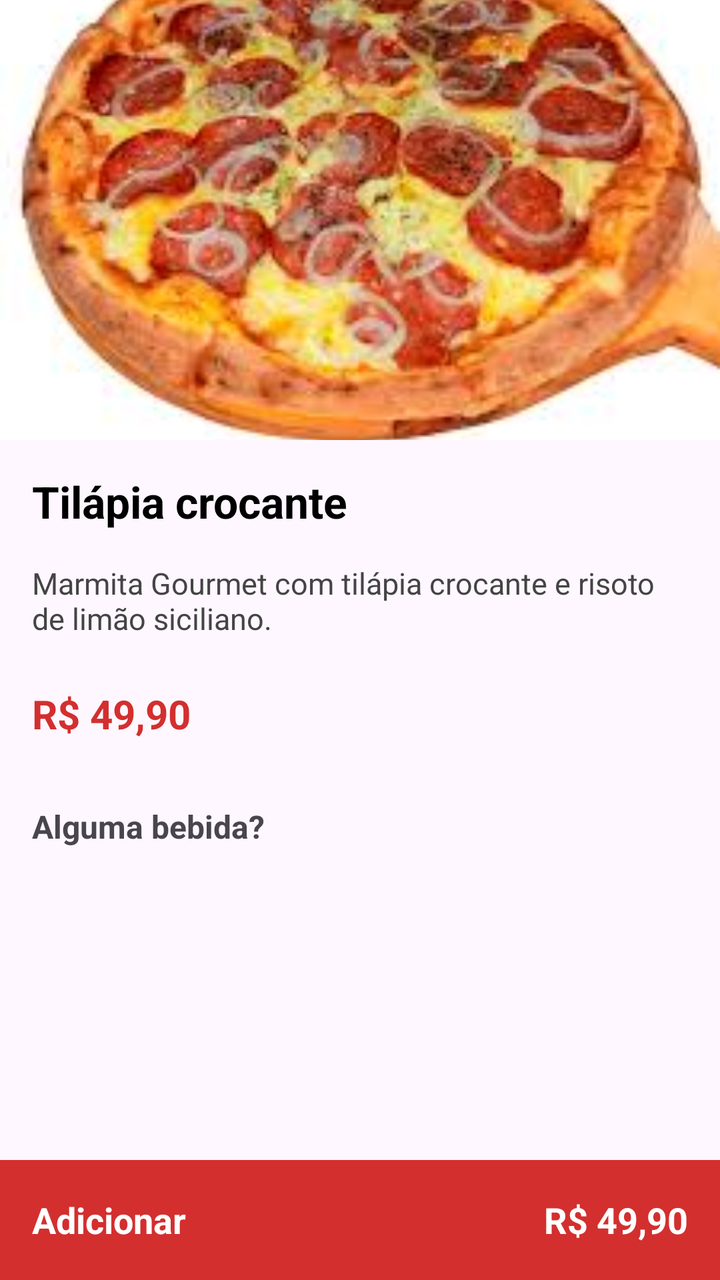
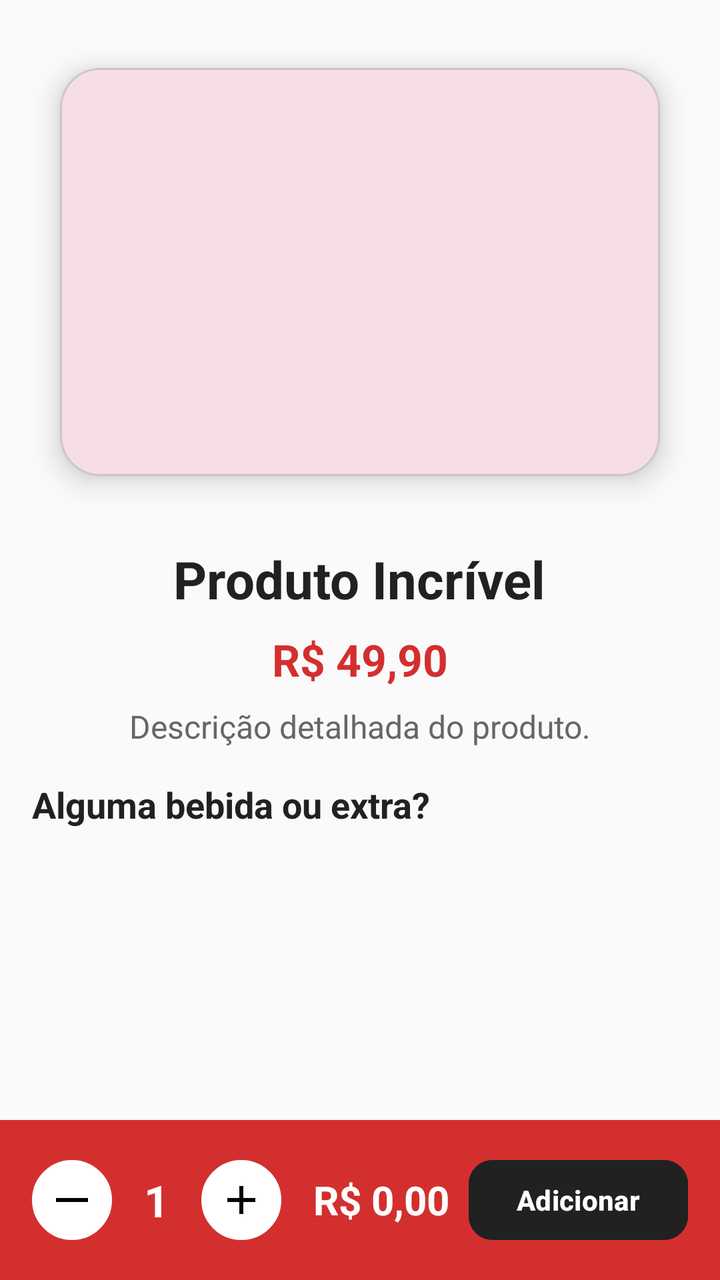

Screens rendered from an Android XML layout before and after an edit, with the pre-edit source and the edit as a unified diff.
<!-- AndroidManifest.xml: application theme Theme.Apkstelladitalia20 -->
<!-- res/layout/activity_detalhes_produto.xml -->
<?xml version="1.0" encoding="utf-8"?>
<androidx.coordinatorlayout.widget.CoordinatorLayout
    xmlns:android="http://schemas.android.com/apk/res/android"
    xmlns:tools="http://schemas.android.com/tools"
    android:id="@+id/layoutDetalhes"
    android:layout_width="match_parent"
    android:layout_height="match_parent"
    tools:context="com.example.apkstelladitalia20.activity.DetalhesProdutoActivity">

    <ScrollView
        android:layout_width="match_parent"
        android:layout_height="match_parent"
        android:fillViewport="true">

        <LinearLayout
            android:orientation="vertical"
            android:layout_width="match_parent"
            android:layout_height="wrap_content">

            
            <ImageView
                android:id="@+id/imagemProduto"
                android:layout_width="match_parent"
                android:layout_height="220dp"
                android:scaleType="centerCrop"
                android:src="@drawable/exemplo_pizza" />

            
            <TextView
                android:id="@+id/nomeProduto"
                android:layout_width="match_parent"
                android:layout_height="wrap_content"
                android:text="Tilápia crocante"
                android:textSize="22sp"
                android:textStyle="bold"
                android:padding="16dp"
                android:textColor="#000000" />

            
            <TextView
                android:id="@+id/descricaoProduto"
                android:layout_width="match_parent"
                android:layout_height="wrap_content"
                android:text="Marmita Gourmet com tilápia crocante e risoto de limão siciliano."
                android:textSize="15sp"
                android:paddingHorizontal="16dp"
                android:paddingBottom="8dp"
                android:textColor="#444444" />

            
            <TextView
                android:id="@+id/precoProduto"
                android:layout_width="match_parent"
                android:layout_height="wrap_content"
                android:text="R$ 49,90"
                android:textSize="20sp"
                android:textColor="#D32F2F"
                android:textStyle="bold"
                android:padding="16dp" />

            
            <TextView
                android:layout_width="match_parent"
                android:layout_height="wrap_content"
                android:text="Alguma bebida?"
                android:textStyle="bold"
                android:textSize="16sp"
                android:paddingStart="16dp"
                android:paddingTop="16dp" />

            
            <androidx.recyclerview.widget.RecyclerView
                android:id="@+id/recyclerAdicionais"
                android:layout_width="match_parent"
                android:layout_height="wrap_content"
                android:paddingHorizontal="16dp"
                tools:listitem="@layout/item_adicional" />
        </LinearLayout>
    </ScrollView>

    
    <LinearLayout
        android:layout_width="match_parent"
        android:layout_height="60dp"
        android:layout_gravity="bottom"
        android:orientation="horizontal"
        android:background="#D32F2F"
        android:gravity="center_vertical"
        android:paddingHorizontal="16dp">

        <TextView
            android:id="@+id/txtAdicionar"
            android:layout_width="0dp"
            android:layout_height="wrap_content"
            android:layout_weight="1"
            android:text="Adicionar"
            android:textColor="#FFFFFF"
            android:textSize="18sp"
            android:textStyle="bold" />

        <TextView
            android:id="@+id/txtPrecoFinal"
            android:layout_width="wrap_content"
            android:layout_height="wrap_content"
            android:text="R$ 49,90"
            android:textColor="#FFFFFF"
            android:textSize="18sp"
            android:textStyle="bold" />
    </LinearLayout>

</androidx.coordinatorlayout.widget.CoordinatorLayout>
<!-- res/layout/item_adicional.xml (included above) -->
<?xml version="1.0" encoding="utf-8"?>
<LinearLayout xmlns:android="http://schemas.android.com/apk/res/android"
    android:layout_width="match_parent"
    android:layout_height="wrap_content"
    android:orientation="horizontal"
    android:padding="16dp"
    android:background="@drawable/bg_card_gourmet"
    android:gravity="center_vertical">

    
    <ImageView
        android:id="@+id/imgAdicional"
        android:layout_width="60dp"
        android:layout_height="60dp"
        android:scaleType="centerCrop"
        android:background="@drawable/bg_categoria_circle"
        android:src="@drawable/ic_bebidas" />

    
    <TextView
        android:id="@+id/txtNomeAdicional"
        android:layout_width="0dp"
        android:layout_height="wrap_content"
        android:layout_weight="1"
        android:paddingStart="12dp"
        android:text="Refrigerante 350ml"
        android:textSize="16sp"
        android:textColor="@android:color/black"
        android:fontFamily="@font/poppins_medium" />

    
    <TextView
        android:id="@+id/txtPrecoAdicional"
        android:layout_width="wrap_content"
        android:layout_height="wrap_content"
        android:text="R$ 4,99"
        android:textSize="14sp"
        android:textColor="@color/colorPrimary"
        android:fontFamily="@font/poppins_medium" />

</LinearLayout>
<!-- resources referenced by this layout -->
<resources>
  <color name="colorPrimary">#C62828</color>
  <!-- drawable bg_card_gourmet (drawable) -->
  <shape xmlns:android="http://schemas.android.com/apk/res/android"
      android:shape="rectangle">
      <solid android:color="#FFFFFF"/>
      <corners android:radius="20dp"/>
      <stroke android:width="1dp" android:color="#E0E0E0"/>
  </shape>
  <!-- drawable bg_categoria_circle (drawable) -->
  <?xml version="1.0" encoding="utf-8"?>
  <shape xmlns:android="http://schemas.android.com/apk/res/android"
      android:shape="oval">
      <solid android:color="#FFF5E9" />
      <size
          android:width="72dp"
          android:height="72dp" />
  </shape>
  <!-- drawable exemplo_pizza: jpg bitmap (drawable, 9652 bytes) -->
  <!-- drawable ic_bebidas (drawable) -->
  <vector xmlns:android="http://schemas.android.com/apk/res/android"
      android:width="24dp" android:height="24dp"
      android:viewportWidth="24" android:viewportHeight="24">
      <path
          android:fillColor="#B00020"
          android:pathData="M8,2v2h8v-2h-8zm1,4l1,14h4l1-14h-6zm2,2h2v10h-2v-10z" />
  </vector>
  <style name="Theme.Apkstelladitalia20" parent="Theme.Material3.DayNight.NoActionBar">
          <item name="colorPrimary">@color/colorPrimary</item>
          <item name="colorPrimaryVariant">@color/colorPrimaryDark</item>
          <item name="colorOnPrimary">@android:color/white</item>
          <item name="android:statusBarColor">@color/colorPrimaryDark</item>
          <item name="android:navigationBarColor">@color/colorPrimary</item>
      </style>
  <color name="colorPrimaryDark">#8E0000</color>
</resources>

<!-- the commit's change to res/layout/activity_detalhes_produto.xml (unified diff, before → after) -->
@@ -1,11 +1,11 @@
-<?xml version="1.0" encoding="utf-8"?>
 <androidx.coordinatorlayout.widget.CoordinatorLayout
     xmlns:android="http://schemas.android.com/apk/res/android"
+    xmlns:app="http://schemas.android.com/apk/res-auto"
     xmlns:tools="http://schemas.android.com/tools"
-    android:id="@+id/layoutDetalhes"
     android:layout_width="match_parent"
     android:layout_height="match_parent"
-    tools:context="com.example.apkstelladitalia20.activity.DetalhesProdutoActivity">
+    android:background="#FAFAFA"
+    tools:context=".activity.DetalhesProdutoActivity">
 
     <ScrollView
         android:layout_width="match_parent"
@@ -13,99 +13,150 @@
         android:fillViewport="true">
 
         <LinearLayout
+            android:layout_width="match_parent"
+            android:layout_height="wrap_content"
             android:orientation="vertical"
-            android:layout_width="match_parent"
-            android:layout_height="wrap_content">
-
-            
-            <ImageView
-                android:id="@+id/imagemProduto"
-                android:layout_width="match_parent"
-                android:layout_height="220dp"
-                android:scaleType="centerCrop"
-                android:src="@drawable/exemplo_pizza" />
+            android:padding="16dp"
+            android:gravity="center_horizontal">
+
+            
+            <com.google.android.material.card.MaterialCardView
+                android:layout_width="match_parent"
+                android:layout_height="240dp"
+                app:cardCornerRadius="20dp"
+                app:cardElevation="8dp"
+                app:cardUseCompatPadding="true"
+                android:layout_marginBottom="16dp">
+
+                <ImageView
+                    android:id="@+id/imagemProduto"
+                    android:layout_width="match_parent"
+                    android:layout_height="match_parent"
+                    android:scaleType="centerCrop"
+                    android:contentDescription="Imagem do Produto" />
+            </com.google.android.material.card.MaterialCardView>
 
             
             <TextView
                 android:id="@+id/nomeProduto"
-                android:layout_width="match_parent"
-                android:layout_height="wrap_content"
-                android:text="Tilápia crocante"
+                android:layout_width="wrap_content"
+                android:layout_height="wrap_content"
+                android:text="Produto Incrível"
+                android:textSize="26sp"
+                android:textStyle="bold"
+                android:textColor="#212121"
+                android:gravity="center"
+                android:layout_marginBottom="8dp" />
+
+            
+            <TextView
+                android:id="@+id/precoProduto"
+                android:layout_width="wrap_content"
+                android:layout_height="wrap_content"
+                android:text="R$ 49,90"
                 android:textSize="22sp"
                 android:textStyle="bold"
-                android:padding="16dp"
-                android:textColor="#000000" />
+                android:textColor="#D32F2F"
+                android:gravity="center"
+                android:layout_marginBottom="8dp" />
 
             
             <TextView
                 android:id="@+id/descricaoProduto"
                 android:layout_width="match_parent"
                 android:layout_height="wrap_content"
-                android:text="Marmita Gourmet com tilápia crocante e risoto de limão siciliano."
-                android:textSize="15sp"
-                android:paddingHorizontal="16dp"
-                android:paddingBottom="8dp"
-                android:textColor="#444444" />
-
-            
-            <TextView
-                android:id="@+id/precoProduto"
-                android:layout_width="match_parent"
-                android:layout_height="wrap_content"
-                android:text="R$ 49,90"
-                android:textSize="20sp"
-                android:textColor="#D32F2F"
+                android:text="Descrição detalhada do produto."
+                android:textSize="16sp"
+                android:textColor="#666666"
+                android:gravity="center"
+                android:layout_marginBottom="16dp"
+                android:lineSpacingExtra="4dp" />
+
+            
+            <TextView
+                android:id="@+id/tituloAdicionais"
+                android:layout_width="match_parent"
+                android:layout_height="wrap_content"
+                android:text="Alguma bebida ou extra?"
+                android:textSize="18sp"
                 android:textStyle="bold"
-                android:padding="16dp" />
-
-            
-            <TextView
-                android:layout_width="match_parent"
-                android:layout_height="wrap_content"
-                android:text="Alguma bebida?"
-                android:textStyle="bold"
-                android:textSize="16sp"
-                android:paddingStart="16dp"
-                android:paddingTop="16dp" />
+                android:textColor="#212121"
+                android:layout_marginBottom="8dp" />
 
             
             <androidx.recyclerview.widget.RecyclerView
                 android:id="@+id/recyclerAdicionais"
                 android:layout_width="match_parent"
                 android:layout_height="wrap_content"
-                android:paddingHorizontal="16dp"
+                android:paddingBottom="100dp"
                 tools:listitem="@layout/item_adicional" />
+
         </LinearLayout>
     </ScrollView>
 
-    
+
     <LinearLayout
         android:layout_width="match_parent"
-        android:layout_height="60dp"
+        android:layout_height="wrap_content"
         android:layout_gravity="bottom"
+        android:gravity="center_vertical"
         android:orientation="horizontal"
-        android:background="#D32F2F"
-        android:gravity="center_vertical"
-        android:paddingHorizontal="16dp">
-
+        android:padding="16dp"
+        android:background="#D32F2F">
+
+        
+        <ImageButton
+            android:id="@+id/btnRemover"
+            android:layout_width="40dp"
+            android:layout_height="40dp"
+            android:backgroundTint="@android:color/white"
+            android:background="@drawable/bg_circle_white"
+            android:src="@drawable/ic_remove"
+            android:contentDescription="Remover item" />
+
+        
         <TextView
-            android:id="@+id/txtAdicionar"
-            android:layout_width="0dp"
-            android:layout_height="wrap_content"
-            android:layout_weight="1"
+            android:id="@+id/quantidadeProduto"
+            android:layout_width="wrap_content"
+            android:layout_height="wrap_content"
+            android:text="1"
+            android:textSize="22sp"
+            android:textStyle="bold"
+            android:textColor="#FFFFFF"
+            android:paddingHorizontal="16dp" />
+
+        
+        <ImageButton
+            android:id="@+id/btnAdicionar"
+            android:layout_width="40dp"
+            android:layout_height="40dp"
+            android:backgroundTint="@android:color/white"
+            android:background="@drawable/bg_circle_white"
+            android:src="@drawable/ic_add"
+            android:contentDescription="Adicionar item" />
+
+        
+        <TextView
+            android:id="@+id/precoTotal"
+            android:layout_width="wrap_content"
+            android:layout_height="wrap_content"
+            android:text="R$ 0,00"
+            android:textSize="20sp"
+            android:textStyle="bold"
+            android:textColor="#FFFFFF"
+            android:layout_marginStart="16dp"
+            android:layout_weight="1" />
+
+        
+        <Button
+            android:id="@+id/btnConfirmarPedido"
+            android:layout_width="wrap_content"
+            android:layout_height="wrap_content"
             android:text="Adicionar"
-            android:textColor="#FFFFFF"
-            android:textSize="18sp"
-            android:textStyle="bold" />
-
-        <TextView
-            android:id="@+id/txtPrecoFinal"
-            android:layout_width="wrap_content"
-            android:layout_height="wrap_content"
-            android:text="R$ 49,90"
-            android:textColor="#FFFFFF"
-            android:textSize="18sp"
-            android:textStyle="bold" />
+            android:textStyle="bold"
+            android:textColor="@android:color/white"
+            android:backgroundTint="#212121"
+            app:cornerRadius="12dp" />
     </LinearLayout>
 
 </androidx.coordinatorlayout.widget.CoordinatorLayout>
<!-- resource entries referenced after the edit -->
@@ -17,7 +17,26 @@
           android:width="72dp"
           android:height="72dp" />
   </shape>
-  <!-- drawable exemplo_pizza: jpg bitmap (drawable, 9652 bytes) -->
+  <!-- drawable bg_circle_white (drawable) -->
+  <shape xmlns:android="http://schemas.android.com/apk/res/android"
+      android:shape="oval">
+  
+      <solid android:color="@android:color/white" />
+  
+      <size
+          android:width="40dp"
+          android:height="40dp" />
+  
+      <stroke
+          android:width="1dp"
+          android:color="#DDDDDD" />
+  </shape>
+  <!-- drawable ic_add (drawable) -->
+  <vector xmlns:android="http://schemas.android.com/apk/res/android" android:height="24dp" android:tint="#000000" android:viewportHeight="24" android:viewportWidth="24" android:width="24dp">
+        
+      <path android:fillColor="@android:color/white" android:pathData="M19,13h-6v6h-2v-6H5v-2h6V5h2v6h6v2z"/>
+      
+  </vector>
   <!-- drawable ic_bebidas (drawable) -->
   <vector xmlns:android="http://schemas.android.com/apk/res/android"
       android:width="24dp" android:height="24dp"
@@ -25,6 +44,12 @@
       <path
           android:fillColor="#B00020"
           android:pathData="M8,2v2h8v-2h-8zm1,4l1,14h4l1-14h-6zm2,2h2v10h-2v-10z" />
+  </vector>
+  <!-- drawable ic_remove (drawable) -->
+  <vector xmlns:android="http://schemas.android.com/apk/res/android" android:height="24dp" android:tint="#000000" android:viewportHeight="24" android:viewportWidth="24" android:width="24dp">
+        
+      <path android:fillColor="@android:color/white" android:fillType="evenOdd" android:pathData="M4,11h16v2h-16z"/>
+      
   </vector>
   <style name="Theme.Apkstelladitalia20" parent="Theme.Material3.DayNight.NoActionBar">
           <item name="colorPrimary">@color/colorPrimary</item>
